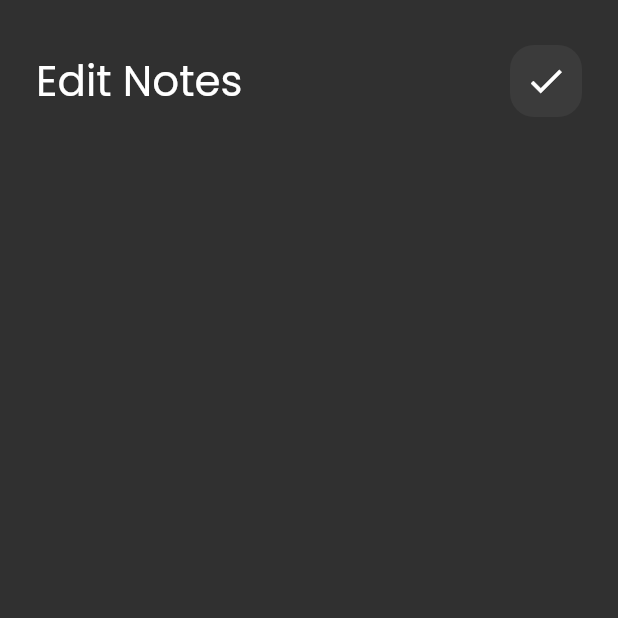
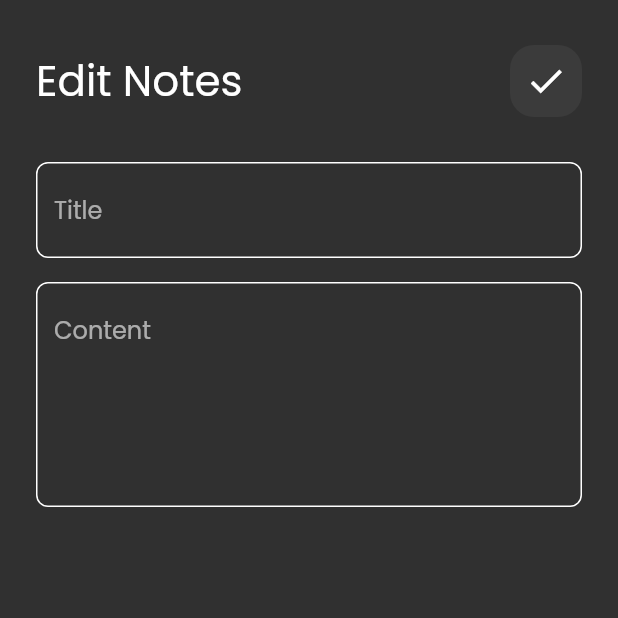
Before and after one commit to mahmoudrhamza20/notes_app, a Flutter app: the EditNoteViewBody screen opened directly, on a phone screen of 412 x 824 dp, the top half of it. Run offline on Flutter 3.47's test engine with Material 2 defaults, Android fonts, the phone set to English and light mode, and no system bars.

Commit message:
edit note view ui done

```diff
--- a/lib/views/widgets/custom_bottom_sheet.dart
+++ b/lib/views/widgets/custom_bottom_sheet.dart
@@ -11,14 +11,9 @@ class AddNoteBottomSheet extends StatelessWidget {
       child: Column(
         children: const [
           SizedBox(height: 20,),
-          CustomTextField(
-            hint: 'Title',
-          ),
+          CustomTextField(hint: 'Title',),
           SizedBox(height: 16,),
-          CustomTextField(
-            hint: 'Content',
-            maxLines: 4,
-          ),
+          CustomTextField(hint: 'Content', maxLines: 5,),
         ],
       ),
     );
--- a/lib/views/widgets/edit_note_view_body.dart
+++ b/lib/views/widgets/edit_note_view_body.dart
@@ -1,6 +1,7 @@
 import 'package:flutter/material.dart';
 
 import 'custom_app_bar.dart';
+import 'custom_text_field.dart';
 class EditNoteViewBody extends StatelessWidget {
   const EditNoteViewBody({Key? key}) : super(key: key);
 
@@ -13,6 +14,10 @@ class EditNoteViewBody extends StatelessWidget {
           children: const [
             SizedBox(height: 30,),
             CustomAppBar(tittle: 'Edit Notes',icon: Icons.done),
+            SizedBox(height: 30,),
+            CustomTextField(hint: 'Title',),
+            SizedBox(height: 16,),
+            CustomTextField(hint: 'Content', maxLines: 5,),
           ],
         ),
       )
```
